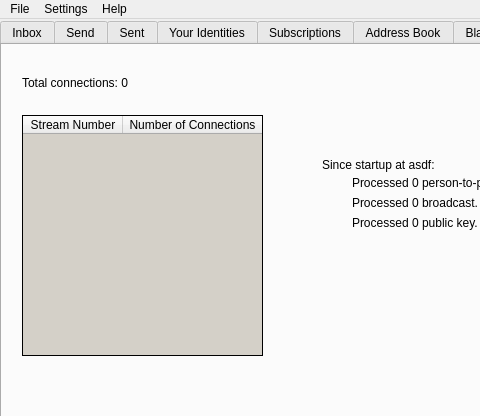
Before: the Qt Designer form src/bitmessageqt/bitmessageui.ui in Bitmessage/PyBitmessage, drawn with Qt 5; both pictures show x 0 to 480 and y 0 to 416 of the 795 by 561 pixel window.
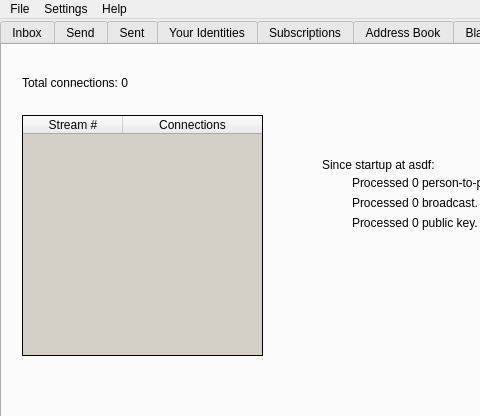
After: the same form once the commit is applied. The open tabs and pages were chosen to show the change. Icons and pictures are not drawn.

Commit message: Changed headings of list of connections per stream so that it fits visually

What changed in the file:
```diff
--- a/src/bitmessageqt/bitmessageui.ui
+++ b/src/bitmessageqt/bitmessageui.ui
@@ -840,12 +840,12 @@
         </attribute>
         <column>
          <property name="text">
-          <string>Stream Number</string>
+          <string>Stream #</string>
          </property>
         </column>
         <column>
          <property name="text">
-          <string>Number of Connections</string>
+          <string>Connections</string>
          </property>
         </column>
        </widget>
```
The commit also changes 1 other file.
